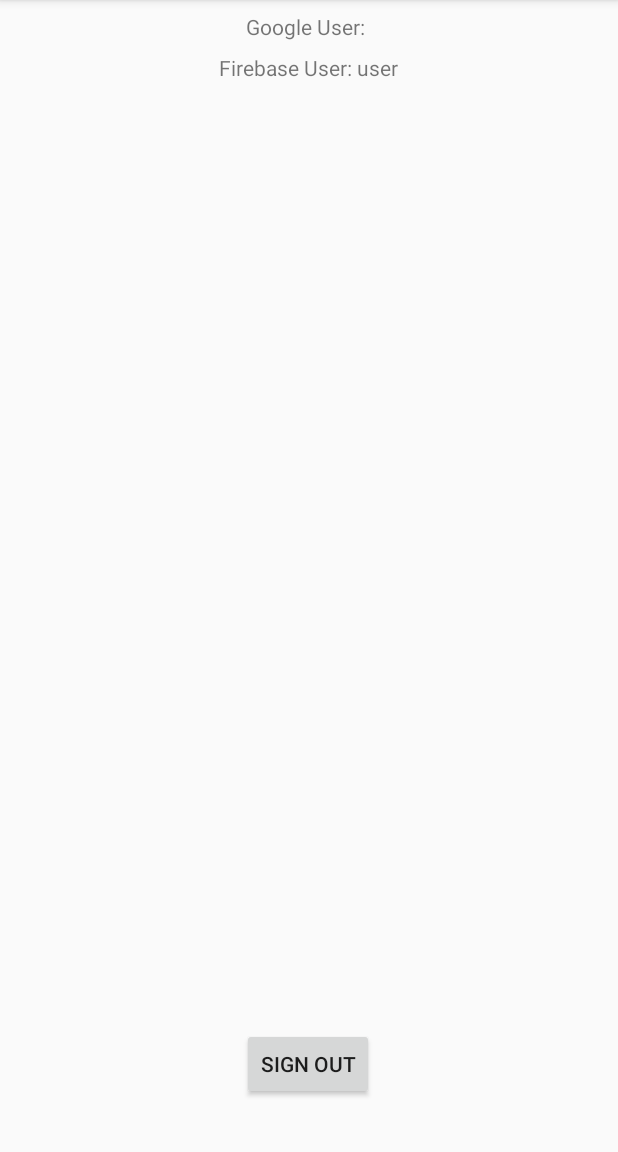
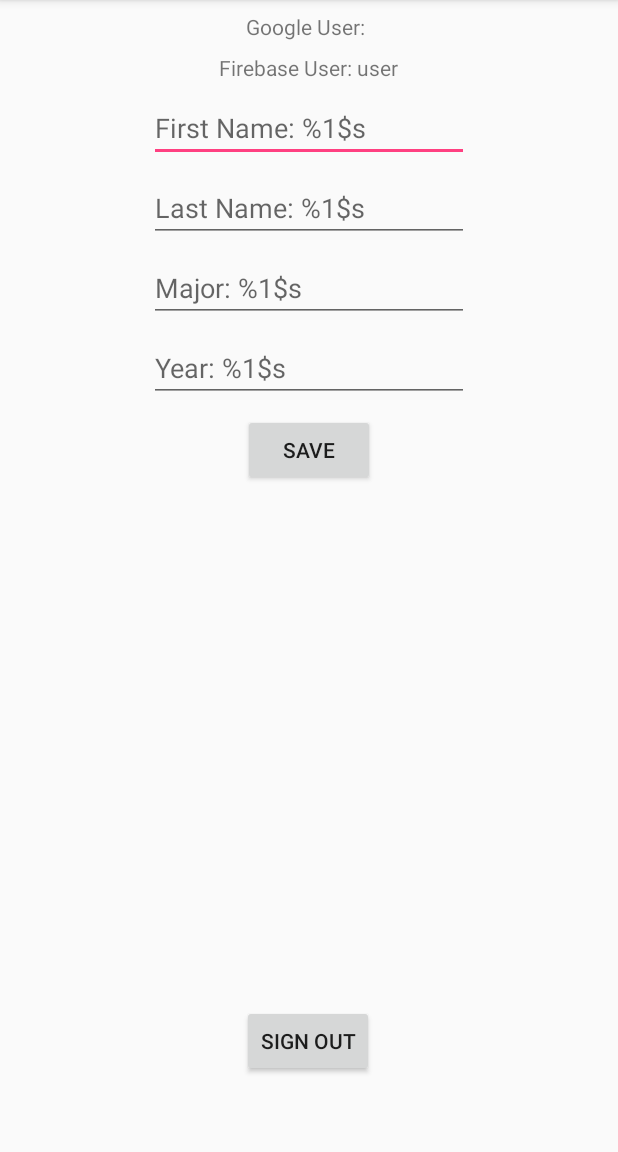
Before and after one commit to Amuff1n/Study-Buddy, an Android app: the Home screen opened directly, with no data from a screen before it, on a phone screen of 412 x 824 dp, the part 84-1236 px from its top. Run offline under Robolectric (Android 15) with nearby library versions, the phone set to English and light mode, and no system bars; our stand-ins replace Firebase (no records; nobody signed in at launch, a user with empty details on screens opened directly).

Commit message:
* added text fields to update and save profile information

```diff
--- a/app/build.gradle
+++ b/app/build.gradle
@@ -29,6 +29,7 @@ dependencies {
     androidTestImplementation 'com.android.support.test.espresso:espresso-core:3.0.1'
     compile 'com.firebaseui:firebase-ui-auth:3.2.1'
     compile 'com.google.android.gms:play-services-auth:11.8.0'
+    compile 'com.google.firebase:firebase-firestore:11.8.0'
 }
 
 
--- a/app/src/main/java/com/studybuddy/studybuddy/Home.java
+++ b/app/src/main/java/com/studybuddy/studybuddy/Home.java
@@ -1,24 +1,47 @@
 package com.studybuddy.studybuddy;
 
 import android.content.Intent;
+import android.support.annotation.NonNull;
 import android.support.v7.app.AppCompatActivity;
 import android.os.Bundle;
+import android.util.Log;
 import android.view.View;
 import android.widget.Button;
 import android.widget.TextView;
+import android.widget.Toast;
 
 import com.google.android.gms.auth.api.signin.GoogleSignIn;
 import com.google.android.gms.auth.api.signin.GoogleSignInClient;
 import com.google.android.gms.auth.api.signin.GoogleSignInOptions;
+import com.google.android.gms.tasks.OnCompleteListener;
+import com.google.android.gms.tasks.OnFailureListener;
+import com.google.android.gms.tasks.OnSuccessListener;
+import com.google.android.gms.tasks.Task;
 import com.google.firebase.auth.FirebaseAuth;
 import com.google.firebase.auth.FirebaseUser;
+import com.google.firebase.firestore.DocumentReference;
+import com.google.firebase.firestore.DocumentSnapshot;
+import com.google.firebase.firestore.FirebaseFirestore;
+import com.google.firebase.firestore.QuerySnapshot;
+import com.google.firebase.firestore.SetOptions;
+
+import java.util.HashMap;
+import java.util.Map;
 
 public class Home extends AppCompatActivity {
+    private static final String TAG = "GoogleActivity";
     private TextView mEmailTextView;
     private TextView mUidTextView;
+    private TextView mFirstNameView;
+    private TextView mLastNameView;
+    private TextView mMajorView;
+    private TextView mYearView;
     private GoogleSignInClient mGoogleSignInClient;
     private Button signOut;
+    private Button save;
     private FirebaseAuth mAuth;
+    private String userProfileId;
+    private DocumentReference userProfile;
 
     @Override
     protected void onCreate(Bundle savedInstanceState) {
@@ -26,6 +49,7 @@ public class Home extends AppCompatActivity {
         setContentView(R.layout.activity_home);
         mAuth = FirebaseAuth.getInstance();
         signOut = findViewById(R.id.testSignOut);
+        save = findViewById(R.id.save);
         //delete later
         signOut.setOnClickListener(new View.OnClickListener() {
             @Override
@@ -33,8 +57,15 @@ public class Home extends AppCompatActivity {
                 signOut();
             }
         });
+        save.setOnClickListener(new View.OnClickListener() {
+            @Override
+            public void onClick(View v) {
+                saveInfo();
+            }
+        });
 
         FirebaseUser user = mAuth.getCurrentUser();
+        final FirebaseFirestore db = FirebaseFirestore.getInstance();
 
         // Configure sign-in to request the user's ID, email address, etc.
         GoogleSignInOptions.Builder builder = new GoogleSignInOptions.Builder(GoogleSignInOptions.DEFAULT_SIGN_IN);
@@ -47,9 +78,39 @@ public class Home extends AppCompatActivity {
 
         mEmailTextView = findViewById(R.id.email2);
         mUidTextView = findViewById(R.id.uid2);
+        mFirstNameView = findViewById(R.id.firstName);
+        mLastNameView = findViewById(R.id.lastName);
+        mMajorView = findViewById(R.id.major);
+        mYearView = findViewById(R.id.year);
 
         mEmailTextView.setText(getString(R.string.google_status_fmt, user.getEmail()));
         mUidTextView.setText(getString(R.string.firebase_status_fmt, user.getUid()));
+
+        // Gets document where user uid == document's uid
+        // Sets Text based on document data
+        db.collection("users").whereEqualTo("uid", user.getUid())
+                .get()
+                .addOnCompleteListener(new OnCompleteListener<QuerySnapshot>() {
+                    @Override
+                    public void onComplete(@NonNull Task<QuerySnapshot> task) {
+                        if (task.isSuccessful()) {
+                            for (DocumentSnapshot document : task.getResult()) {
+                                // Need to get document ID so we can make a reference to it in userProfile
+                                userProfileId = task.getResult().getDocuments().get(0).getId();
+                                userProfile = db.collection("users").document(userProfileId);
+                                Log.d(TAG, document.getId() + " => " + document.getData());
+                                mFirstNameView.setHint(getString(R.string.first_name, document.get("firstName").toString()));
+                                mLastNameView.setHint(getString(R.string.last_name, document.get("lastName").toString()));
+                                mMajorView.setHint(getString(R.string.major, document.get("major").toString()));
+                                mYearView.setHint(getString(R.string.year, document.get("year").toString()));
+                            }
+                        } else {
+                            Log.w(TAG, "Error getting documents.", task.getException());
+                        }
+                    }
+                });
+
+
     }
 
     private void signOut() {
@@ -61,4 +122,41 @@ public class Home extends AppCompatActivity {
         startActivity(new Intent(getApplicationContext(), MainActivity.class));
         finish();
     }
+
+    // Updates current document info with inputted info
+    private void saveInfo() {
+        Map<String, Object> user = new HashMap<>();
+        // Make sure user doesn't try to save empty data
+        //TODO this doesn't throw an error, might need to manually check if null, current try catch useless
+        try {
+            user.put("firstName", mFirstNameView.getText().toString());
+            user.put("lastName", mLastNameView.getText().toString());
+            user.put("major", mMajorView.getText().toString());
+            user.put("year", mYearView.getText().toString());
+        } catch (IllegalArgumentException e) {
+            Log.w(TAG, "updateProfileWithEmptyFields", e);
+            Toast.makeText(Home.this, "Please fill out all fields.",
+                    Toast.LENGTH_SHORT).show();
+            return;
+        }
+
+        userProfile.set(user, SetOptions.merge())
+                .addOnSuccessListener(new OnSuccessListener<Void>() {
+                    @Override
+                    public void onSuccess(Void aVoid) {
+                        Log.d(TAG, "DocumentSnapshot successfully written!");
+                        Toast.makeText(Home.this, "Profile updated successfully!",
+                                Toast.LENGTH_SHORT).show();
+                    }
+                })
+                .addOnFailureListener(new OnFailureListener() {
+                    @Override
+                    public void onFailure(@NonNull Exception e) {
+                        Log.w(TAG, "Error writing document", e);
+                        Toast.makeText(Home.this, "Failed to update profile!",
+                                Toast.LENGTH_SHORT).show();
+                    }
+                });
+
+    }
 }
--- a/app/src/main/res/layout/activity_home.xml
+++ b/app/src/main/res/layout/activity_home.xml
@@ -10,7 +10,7 @@
         android:id="@+id/testSignOut"
         android:layout_width="wrap_content"
         android:layout_height="wrap_content"
-        android:layout_marginBottom="8dp"
+        android:layout_marginBottom="24dp"
         android:layout_marginTop="8dp"
         android:text="@string/studybuddy_signout"
         app:layout_constraintBottom_toBottomOf="parent"
@@ -45,4 +45,63 @@
         app:layout_constraintRight_toRightOf="parent"
         app:layout_constraintTop_toBottomOf="@+id/email2" />
 
+    <EditText
+        android:id="@+id/firstName"
+        android:layout_width="wrap_content"
+        android:layout_height="wrap_content"
+        android:layout_marginTop="8dp"
+        android:ems="10"
+        android:hint="@string/first_name"
+        android:inputType="textPersonName"
+        app:layout_constraintLeft_toLeftOf="parent"
+        app:layout_constraintRight_toRightOf="parent"
+        app:layout_constraintTop_toBottomOf="@+id/uid2" />
+
+    <EditText
+        android:id="@+id/lastName"
+        android:layout_width="wrap_content"
+        android:layout_height="wrap_content"
+        android:layout_marginTop="8dp"
+        android:ems="10"
+        android:hint="@string/last_name"
+        android:inputType="textPersonName"
+        app:layout_constraintLeft_toLeftOf="parent"
+        app:layout_constraintRight_toRightOf="parent"
+        app:layout_constraintTop_toBottomOf="@+id/firstName" />
+
+    <EditText
+        android:id="@+id/major"
+        android:layout_width="wrap_content"
+        android:layout_height="wrap_content"
+        android:layout_marginTop="8dp"
+        android:ems="10"
+        android:hint="@string/major"
+        android:inputType="textShortMessage"
+        app:layout_constraintLeft_toLeftOf="parent"
+        app:layout_constraintRight_toRightOf="parent"
+        app:layout_constraintTop_toBottomOf="@+id/lastName" />
+
+    <EditText
+        android:id="@+id/year"
+        android:layout_width="wrap_content"
+        android:layout_height="wrap_content"
+        android:layout_marginTop="8dp"
+        android:ems="10"
+        android:hint="@string/year"
+        android:inputType="textShortMessage"
+        app:layout_constraintLeft_toLeftOf="parent"
+        app:layout_constraintRight_toRightOf="parent"
+        app:layout_constraintTop_toBottomOf="@+id/major" />
+
+    <Button
+        android:id="@+id/save"
+        android:layout_width="wrap_content"
+        android:layout_height="wrap_content"
+        android:layout_marginTop="8dp"
+        android:text="@string/save"
+        app:layout_constraintLeft_toLeftOf="parent"
+        app:layout_constraintRight_toRightOf="parent"
+        app:layout_constraintTop_toBottomOf="@+id/year"
+        tools:text="@string/save" />
+
 </android.support.constraint.ConstraintLayout>
--- a/app/src/main/res/values/strings.xml
+++ b/app/src/main/res/values/strings.xml
@@ -9,4 +9,9 @@
     <string name="password_prompt">Enter your Password</string>
     <string name="email_sign_in">Sign In</string>
     <string name="email_sign_up">Sign Up</string>
+    <string name="first_name">First Name: %1$s</string>
+    <string name="last_name">Last Name: %1$s</string>
+    <string name="major">Major: %1$s</string>
+    <string name="year">Year: %1$s</string>
+    <string name="save">Save</string>
 </resources>
```
